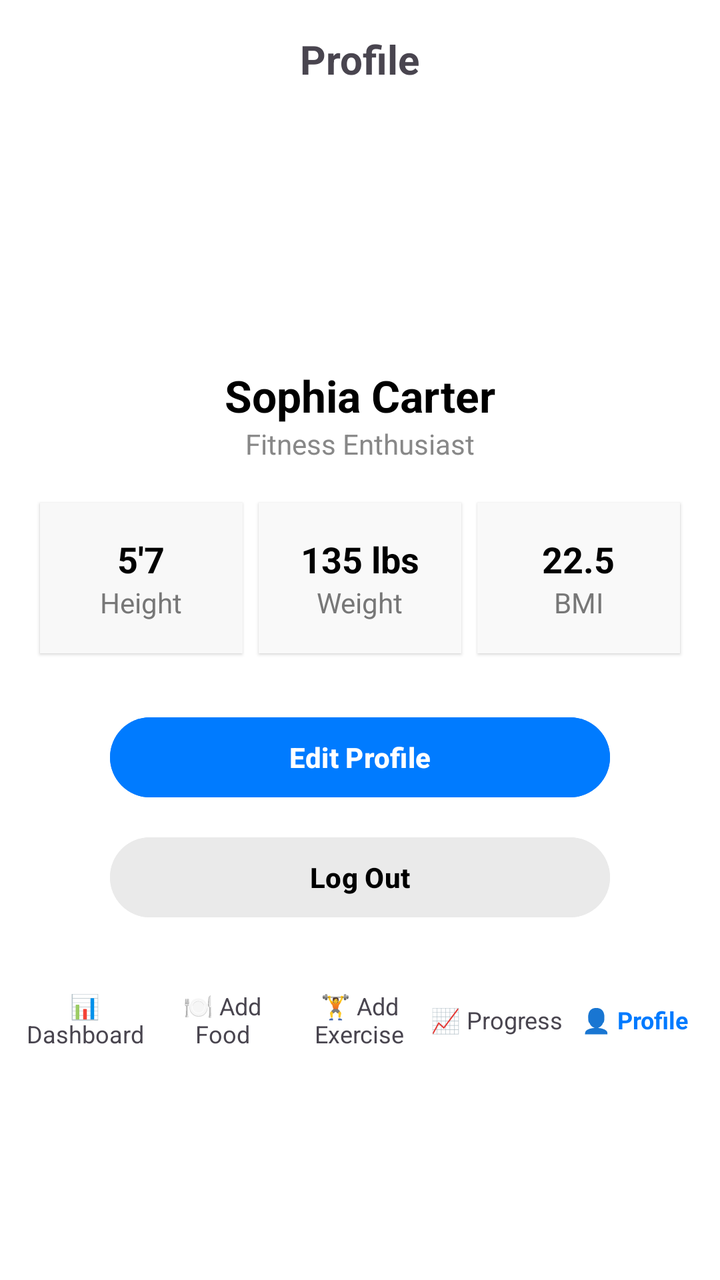
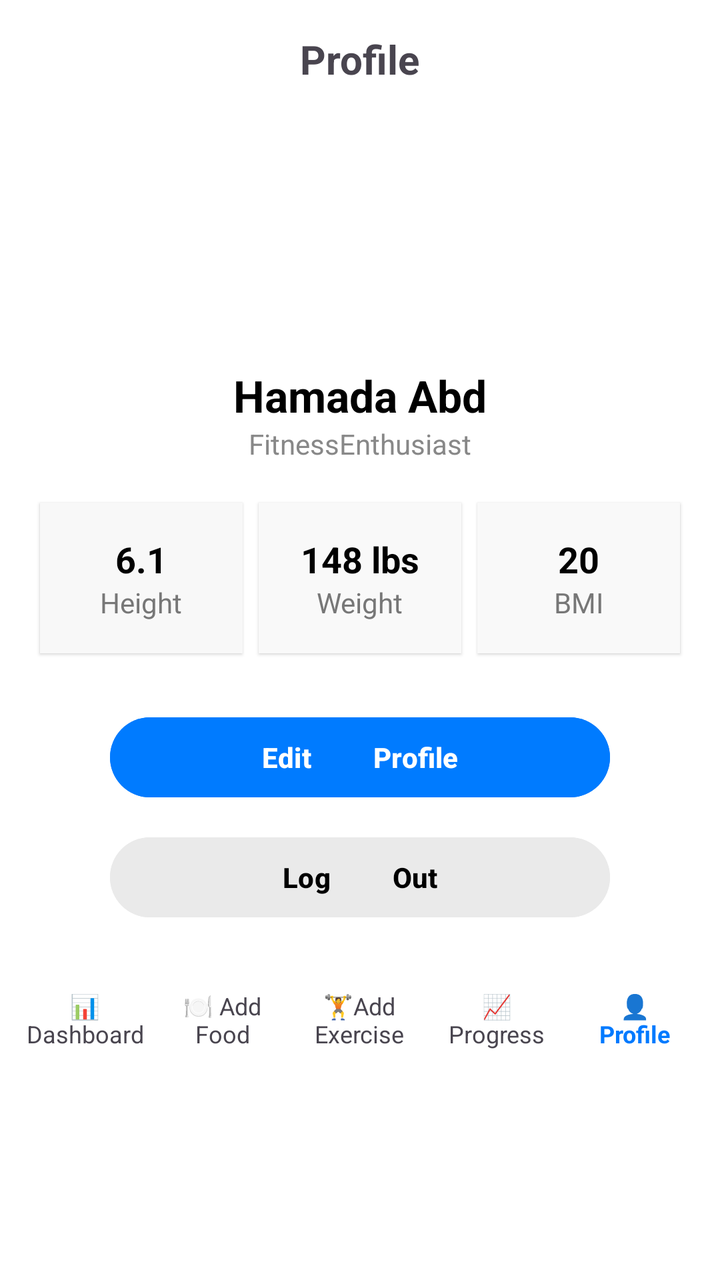

An Android layout rendered at two revisions. The XML below is the earlier revision; the diff shows what the commit changed to produce the second picture.
<!-- AndroidManifest.xml: application theme Theme.FinalHamada -->
<!-- res/layout/activity_profile.xml -->
<?xml version="1.0" encoding="utf-8"?>
<LinearLayout xmlns:android="http://schemas.android.com/apk/res/android"
    xmlns:app="http://schemas.android.com/apk/res-auto"
    android:orientation="vertical"
    android:background="#FFFFFF"
    android:gravity="center_horizontal"
    android:layout_width="match_parent"
    android:layout_height="match_parent"
    android:id="@+id/main">

    
    <RelativeLayout
        android:layout_width="match_parent"
        android:layout_height="wrap_content"
        android:padding="16dp">

        <TextView
            android:id="@+id/tvTitle"
            android:text="Profile"
            android:textSize="20sp"
            android:textStyle="bold"
            android:layout_centerHorizontal="true"
            android:layout_width="wrap_content"
            android:layout_height="wrap_content" />

        <ImageView
            android:id="@+id/btnSettings"
            android:layout_alignParentEnd="true"
            android:layout_width="24dp"
            android:layout_height="24dp" />
    </RelativeLayout>

    
    <ImageView
        android:id="@+id/imgProfile"
        android:layout_marginTop="16dp"
        android:layout_width="100dp"
        android:layout_height="100dp"
        android:scaleType="centerCrop"
        android:layout_gravity="center" />

    
    <TextView
        android:id="@+id/tvName"
        android:text="Sophia Carter"
        android:textStyle="bold"
        android:textSize="22sp"
        android:layout_marginTop="8dp"
        android:textColor="#000"
        android:layout_width="wrap_content"
        android:layout_height="wrap_content" />

    <TextView
        android:id="@+id/tvSubtitle"
        android:text="Fitness Enthusiast"
        android:textColor="#888"
        android:textSize="14sp"
        android:layout_marginBottom="16dp"
        android:layout_width="wrap_content"
        android:layout_height="wrap_content" />

    
    <LinearLayout
        android:orientation="horizontal"
        android:weightSum="3"
        android:gravity="center"
        android:layout_marginHorizontal="16dp"
        android:layout_width="match_parent"
        android:layout_height="wrap_content">

        <LinearLayout
            android:orientation="vertical"
            android:background="#F9F9F9"
            android:gravity="center"
            android:padding="16dp"
            android:layout_margin="4dp"
            android:layout_weight="1"
            android:layout_width="0dp"
            android:layout_height="wrap_content"
            android:backgroundTint="#F8F8F8"
            android:clipToOutline="true"
            android:elevation="1dp">

            <TextView
                android:text="5'7\"
            android:textStyle="bold"
            android:textSize="18sp"
            android:textColor="#000"
            android:layout_width="wrap_content"
            android:layout_height="wrap_content"/>

            <TextView
                android:text="Height"
                android:textColor="#777"
                android:textSize="14sp"
                android:layout_width="wrap_content"
                android:layout_height="wrap_content"/>
        </LinearLayout>

        <LinearLayout
            android:orientation="vertical"
            android:background="#F9F9F9"
            android:gravity="center"
            android:padding="16dp"
            android:layout_margin="4dp"
            android:layout_weight="1"
            android:layout_width="0dp"
            android:layout_height="wrap_content"
            android:elevation="1dp">

            <TextView
                android:text="135 lbs"
                android:textStyle="bold"
                android:textSize="18sp"
                android:textColor="#000"
                android:layout_width="wrap_content"
                android:layout_height="wrap_content"/>

            <TextView
                android:text="Weight"
                android:textColor="#777"
                android:textSize="14sp"
                android:layout_width="wrap_content"
                android:layout_height="wrap_content"/>
        </LinearLayout>

        <LinearLayout
            android:orientation="vertical"
            android:background="#F9F9F9"
            android:gravity="center"
            android:padding="16dp"
            android:layout_margin="4dp"
            android:layout_weight="1"
            android:layout_width="0dp"
            android:layout_height="wrap_content"
            android:elevation="1dp">

            <TextView
                android:text="22.5"
                android:textStyle="bold"
                android:textSize="18sp"
                android:textColor="#000"
                android:layout_width="wrap_content"
                android:layout_height="wrap_content"/>

            <TextView
                android:text="BMI"
                android:textColor="#777"
                android:textSize="14sp"
                android:layout_width="wrap_content"
                android:layout_height="wrap_content"/>
        </LinearLayout>
    </LinearLayout>

    
    <Button
        android:id="@+id/btnEditProfile"
        android:text="Edit Profile"
        android:textStyle="bold"
        android:textColor="#FFF"
        android:backgroundTint="#007BFF"
        android:layout_marginTop="24dp"
        android:layout_width="250dp"
        android:layout_height="wrap_content" />

    <Button
        android:id="@+id/btnLogout"
        android:text="Log Out"
        android:textStyle="bold"
        android:textColor="#000"
        android:backgroundTint="#EAEAEA"
        android:layout_marginTop="12dp"
        android:layout_width="250dp"
        android:layout_height="wrap_content" />

    
    <LinearLayout
        android:orientation="horizontal"
        android:gravity="center"
        android:background="#FFFFFF"
        android:weightSum="5"
        android:padding="8dp"
        android:layout_gravity="bottom"
        android:layout_marginTop="24dp"
        android:layout_width="match_parent"
        android:layout_height="wrap_content">

        <TextView
            android:text="📊 Dashboard"
            android:gravity="center"
            android:layout_weight="1"
            android:textSize="12sp"
            android:layout_width="0dp"
            android:layout_height="wrap_content"/>

        <TextView
            android:text="🍽 Add Food"
            android:gravity="center"
            android:layout_weight="1"
            android:textSize="12sp"
            android:layout_width="0dp"
            android:layout_height="wrap_content"/>

        <TextView
            android:text="🏋 Add Exercise"
            android:gravity="center"
            android:layout_weight="1"
            android:textSize="12sp"
            android:layout_width="0dp"
            android:layout_height="wrap_content"/>

        <TextView
            android:text="📈 Progress"
            android:gravity="center"
            android:layout_weight="1"
            android:textSize="12sp"
            android:layout_width="0dp"
            android:layout_height="wrap_content"/>

        <TextView
            android:text="👤 Profile"
            android:textStyle="bold"
            android:textColor="#007AFF"
            android:gravity="center"
            android:layout_weight="1"
            android:textSize="12sp"
            android:layout_width="0dp"
            android:layout_height="wrap_content"/>
    </LinearLayout>

</LinearLayout>
<!-- resources referenced by this layout -->
<resources>
  <style name="Theme.FinalHamada" parent="Base.Theme.FinalHamada" />
  <style name="Base.Theme.FinalHamada" parent="Theme.Material3.DayNight.NoActionBar">
          
          
      </style>
</resources>

<!-- the commit's change to res/layout/activity_profile.xml (unified diff, before → after) -->
@@ -1,231 +1,278 @@
-<?xml version="1.0" encoding="utf-8"?>
-<LinearLayout xmlns:android="http://schemas.android.com/apk/res/android"
-    xmlns:app="http://schemas.android.com/apk/res-auto"
-    android:orientation="vertical"
-    android:background="#FFFFFF"
-    android:gravity="center_horizontal"
-    android:layout_width="match_parent"
-    android:layout_height="match_parent"
-    android:id="@+id/main">
-
+<?xml version="1.0" ?>
+<LinearLayout
+    xmlns:ns0="http://schemas.android.com/apk/res/android"
+    ns0:orientation="vertical"
+    ns0:background="#FFFFFF"
+    ns0:gravity="center_horizontal"
+    ns0:layout_width="match_parent"
+    ns0:layout_height="match_parent"
+    ns0:id="@+id/main">
+    
     
     <RelativeLayout
-        android:layout_width="match_parent"
-        android:layout_height="wrap_content"
-        android:padding="16dp">
-
-        <TextView
-            android:id="@+id/tvTitle"
-            android:text="Profile"
-            android:textSize="20sp"
-            android:textStyle="bold"
-            android:layout_centerHorizontal="true"
-            android:layout_width="wrap_content"
-            android:layout_height="wrap_content" />
-
+        ns0:layout_width="match_parent"
+        ns0:layout_height="wrap_content"
+        ns0:padding="16dp">
+        
+        
+        <TextView
+            ns0:id="@+id/tvTitle"
+            ns0:text="Profile"
+            ns0:textSize="20sp"
+            ns0:textStyle="bold"
+            ns0:layout_centerHorizontal="true"
+            ns0:layout_width="wrap_content"
+            ns0:layout_height="wrap_content"/>
+        
+        
         <ImageView
-            android:id="@+id/btnSettings"
-            android:layout_alignParentEnd="true"
-            android:layout_width="24dp"
-            android:layout_height="24dp" />
+            ns0:id="@+id/btnSettings"
+            ns0:layout_alignParentEnd="true"
+            ns0:layout_width="24dp"
+            ns0:layout_height="24dp"/>
+        
+        
     </RelativeLayout>
-
+    
     
     <ImageView
-        android:id="@+id/imgProfile"
-        android:layout_marginTop="16dp"
-        android:layout_width="100dp"
-        android:layout_height="100dp"
-        android:scaleType="centerCrop"
-        android:layout_gravity="center" />
-
+        ns0:id="@+id/imgProfile"
+        ns0:layout_marginTop="16dp"
+        ns0:layout_width="100dp"
+        ns0:layout_height="100dp"
+        ns0:scaleType="centerCrop"
+        ns0:layout_gravity="center"/>
+    
     
     <TextView
-        android:id="@+id/tvName"
-        android:text="Sophia Carter"
-        android:textStyle="bold"
-        android:textSize="22sp"
-        android:layout_marginTop="8dp"
-        android:textColor="#000"
-        android:layout_width="wrap_content"
-        android:layout_height="wrap_content" />
-
+        ns0:id="@+id/tvName"
+        ns0:text="Hamada Abd"
+        ns0:textStyle="bold"
+        ns0:textSize="22sp"
+        ns0:layout_marginTop="8dp"
+        ns0:textColor="#000"
+        ns0:layout_width="wrap_content"
+        ns0:layout_height="wrap_content"/>
+    
+    
     <TextView
-        android:id="@+id/tvSubtitle"
-        android:text="Fitness Enthusiast"
-        android:textColor="#888"
-        android:textSize="14sp"
-        android:layout_marginBottom="16dp"
-        android:layout_width="wrap_content"
-        android:layout_height="wrap_content" />
-
+        ns0:id="@+id/tvSubtitle"
+        ns0:text="FitnessEnthusiast"
+        ns0:textColor="#888"
+        ns0:textSize="14sp"
+        ns0:layout_marginBottom="16dp"
+        ns0:layout_width="wrap_content"
+        ns0:layout_height="wrap_content"/>
+    
     
     <LinearLayout
-        android:orientation="horizontal"
-        android:weightSum="3"
-        android:gravity="center"
-        android:layout_marginHorizontal="16dp"
-        android:layout_width="match_parent"
-        android:layout_height="wrap_content">
-
+        ns0:orientation="horizontal"
+        ns0:weightSum="3"
+        ns0:gravity="center"
+        ns0:layout_marginHorizontal="16dp"
+        ns0:layout_width="match_parent"
+        ns0:layout_height="wrap_content">
+        
+        
         <LinearLayout
-            android:orientation="vertical"
-            android:background="#F9F9F9"
-            android:gravity="center"
-            android:padding="16dp"
-            android:layout_margin="4dp"
-            android:layout_weight="1"
-            android:layout_width="0dp"
-            android:layout_height="wrap_content"
-            android:backgroundTint="#F8F8F8"
-            android:clipToOutline="true"
-            android:elevation="1dp">
-
-            <TextView
-                android:text="5'7\"
-            android:textStyle="bold"
-            android:textSize="18sp"
-            android:textColor="#000"
-            android:layout_width="wrap_content"
-            android:layout_height="wrap_content"/>
-
-            <TextView
-                android:text="Height"
-                android:textColor="#777"
-                android:textSize="14sp"
-                android:layout_width="wrap_content"
-                android:layout_height="wrap_content"/>
+            ns0:orientation="vertical"
+            ns0:background="#F9F9F9"
+            ns0:gravity="center"
+            ns0:padding="16dp"
+            ns0:layout_margin="4dp"
+            ns0:layout_weight="1"
+            ns0:layout_width="0dp"
+            ns0:layout_height="wrap_content"
+            ns0:backgroundTint="#F8F8F8"
+            ns0:clipToOutline="true"
+            ns0:elevation="1dp">
+            
+            
+            <TextView
+                ns0:text="6.1\"
+                ns0:textStyle="bold"
+                ns0:textSize="18sp"
+                ns0:textColor="#000"
+                ns0:layout_width="wrap_content"
+                ns0:layout_height="wrap_content"
+                ns0:id="@+id/tvN57"/>
+            
+            
+            <TextView
+                ns0:text="Height"
+                ns0:textColor="#777"
+                ns0:textSize="14sp"
+                ns0:layout_width="wrap_content"
+                ns0:layout_height="wrap_content"
+                ns0:id="@+id/tvHeight"/>
+            
+            
         </LinearLayout>
-
+        
+        
         <LinearLayout
-            android:orientation="vertical"
-            android:background="#F9F9F9"
-            android:gravity="center"
-            android:padding="16dp"
-            android:layout_margin="4dp"
-            android:layout_weight="1"
-            android:layout_width="0dp"
-            android:layout_height="wrap_content"
-            android:elevation="1dp">
-
-            <TextView
-                android:text="135 lbs"
-                android:textStyle="bold"
-                android:textSize="18sp"
-                android:textColor="#000"
-                android:layout_width="wrap_content"
-                android:layout_height="wrap_content"/>
-
-            <TextView
-                android:text="Weight"
-                android:textColor="#777"
-                android:textSize="14sp"
-                android:layout_width="wrap_content"
-                android:layout_height="wrap_content"/>
+            ns0:orientation="vertical"
+            ns0:background="#F9F9F9"
+            ns0:gravity="center"
+            ns0:padding="16dp"
+            ns0:layout_margin="4dp"
+            ns0:layout_weight="1"
+            ns0:layout_width="0dp"
+            ns0:layout_height="wrap_content"
+            ns0:elevation="1dp">
+            
+            
+            <TextView
+                ns0:text="148 lbs"
+                ns0:textStyle="bold"
+                ns0:textSize="18sp"
+                ns0:textColor="#000"
+                ns0:layout_width="wrap_content"
+                ns0:layout_height="wrap_content"
+                ns0:id="@+id/tvN135Lbs"/>
+            
+            
+            <TextView
+                ns0:text="Weight"
+                ns0:textColor="#777"
+                ns0:textSize="14sp"
+                ns0:layout_width="wrap_content"
+                ns0:layout_height="wrap_content"
+                ns0:id="@+id/tvWeight"/>
+            
+            
         </LinearLayout>
-
+        
+        
         <LinearLayout
-            android:orientation="vertical"
-            android:background="#F9F9F9"
-            android:gravity="center"
-            android:padding="16dp"
-            android:layout_margin="4dp"
-            android:layout_weight="1"
-            android:layout_width="0dp"
-            android:layout_height="wrap_content"
-            android:elevation="1dp">
-
-            <TextView
-                android:text="22.5"
-                android:textStyle="bold"
-                android:textSize="18sp"
-                android:textColor="#000"
-                android:layout_width="wrap_content"
-                android:layout_height="wrap_content"/>
-
-            <TextView
-                android:text="BMI"
-                android:textColor="#777"
-                android:textSize="14sp"
-                android:layout_width="wrap_content"
-                android:layout_height="wrap_content"/>
+            ns0:orientation="vertical"
+            ns0:background="#F9F9F9"
+            ns0:gravity="center"
+            ns0:padding="16dp"
+            ns0:layout_margin="4dp"
+            ns0:layout_weight="1"
+            ns0:layout_width="0dp"
+            ns0:layout_height="wrap_content"
+            ns0:elevation="1dp">
+            
+            
+            <TextView
+                ns0:text="20"
+                ns0:textStyle="bold"
+                ns0:textSize="18sp"
+                ns0:textColor="#000"
+                ns0:layout_width="wrap_content"
+                ns0:layout_height="wrap_content"
+                ns0:id="@+id/tvN225"/>
+            
+            
+            <TextView
+                ns0:text="BMI"
+                ns0:textColor="#777"
+                ns0:textSize="14sp"
+                ns0:layout_width="wrap_content"
+                ns0:layout_height="wrap_content"
+                ns0:id="@+id/tvBmi"/>
+            
+            
         </LinearLayout>
+        
+        
     </LinearLayout>
-
+    
     
     <Button
-        android:id="@+id/btnEditProfile"
-        android:text="Edit Profile"
-        android:textStyle="bold"
-        android:textColor="#FFF"
-        android:backgroundTint="#007BFF"
-        android:layout_marginTop="24dp"
-        android:layout_width="250dp"
-        android:layout_height="wrap_content" />
-
+        ns0:id="@+id/btnEditProfile"
+        ns0:text="Edit
+        Profile"
+        ns0:textStyle="bold"
+        ns0:textColor="#FFF"
+        ns0:backgroundTint="#007BFF"
+        ns0:layout_marginTop="24dp"
+        ns0:layout_width="250dp"
+        ns0:layout_height="wrap_content"/>
+    
+    
     <Button
-        android:id="@+id/btnLogout"
-        android:text="Log Out"
-        android:textStyle="bold"
-        android:textColor="#000"
-        android:backgroundTint="#EAEAEA"
-        android:layout_marginTop="12dp"
-        android:layout_width="250dp"
-        android:layout_height="wrap_content" />
-
+        ns0:id="@+id/btnLogout"
+        ns0:text="Log
+        Out"
+        ns0:textStyle="bold"
+        ns0:textColor="#000"
+        ns0:backgroundTint="#EAEAEA"
+        ns0:layout_marginTop="12dp"
+        ns0:layout_width="250dp"
+        ns0:layout_height="wrap_content"/>
+    
     
     <LinearLayout
-        android:orientation="horizontal"
-        android:gravity="center"
-        android:background="#FFFFFF"
-        android:weightSum="5"
-        android:padding="8dp"
-        android:layout_gravity="bottom"
-        android:layout_marginTop="24dp"
-        android:layout_width="match_parent"
-        android:layout_height="wrap_content">
-
-        <TextView
-            android:text="📊 Dashboard"
-            android:gravity="center"
-            android:layout_weight="1"
-            android:textSize="12sp"
-            android:layout_width="0dp"
-            android:layout_height="wrap_content"/>
-
-        <TextView
-            android:text="🍽 Add Food"
-            android:gravity="center"
-            android:layout_weight="1"
-            android:textSize="12sp"
-            android:layout_width="0dp"
-            android:layout_height="wrap_content"/>
-
-        <TextView
-            android:text="🏋 Add Exercise"
-            android:gravity="center"
-            android:layout_weight="1"
-            android:textSize="12sp"
-            android:layout_width="0dp"
-            android:layout_height="wrap_content"/>
-
-        <TextView
-            android:text="📈 Progress"
-            android:gravity="center"
-            android:layout_weight="1"
-            android:textSize="12sp"
-            android:layout_width="0dp"
-            android:layout_height="wrap_content"/>
-
-        <TextView
-            android:text="👤 Profile"
-            android:textStyle="bold"
-            android:textColor="#007AFF"
-            android:gravity="center"
-            android:layout_weight="1"
-            android:textSize="12sp"
-            android:layout_width="0dp"
-            android:layout_height="wrap_content"/>
+        ns0:orientation="horizontal"
+        ns0:gravity="center"
+        ns0:background="#FFFFFF"
+        ns0:weightSum="5"
+        ns0:padding="8dp"
+        ns0:layout_gravity="bottom"
+        ns0:layout_marginTop="24dp"
+        ns0:layout_width="match_parent"
+        ns0:layout_height="wrap_content">
+        
+        
+        <TextView
+            ns0:text="📊
+            Dashboard"
+            ns0:gravity="center"
+            ns0:layout_weight="1"
+            ns0:textSize="12sp"
+            ns0:layout_width="0dp"
+            ns0:layout_height="wrap_content"
+            ns0:id="@+id/tvDashboard"/>
+        
+        
+        <TextView
+            ns0:text="🍽 Add  Food"
+            ns0:gravity="center"
+            ns0:layout_weight="1"
+            ns0:textSize="12sp"
+            ns0:layout_width="0dp"
+            ns0:layout_height="wrap_content"
+            ns0:id="@+id/tvAddFood"/>
+        
+        
+        <TextView
+            ns0:text="🏋Add Exercise"
+            ns0:gravity="center"
+            ns0:layout_weight="1"
+            ns0:textSize="12sp"
+            ns0:layout_width="0dp"
+            ns0:layout_height="wrap_content"
+            ns0:id="@+id/tvAddExercise"/>
+        
+        
+        <TextView
+            ns0:text="📈
+            Progress"
+            ns0:gravity="center"
+            ns0:layout_weight="1"
+            ns0:textSize="12sp"
+            ns0:layout_width="0dp"
+            ns0:layout_height="wrap_content"
+            ns0:id="@+id/tvProgress"/>
+        
+        
+        <TextView
+            ns0:text="👤
+              Profile"
+            ns0:textStyle="bold"
+            ns0:textColor="#007AFF"
+            ns0:gravity="center"
+            ns0:layout_weight="1"
+            ns0:textSize="12sp"
+            ns0:layout_width="0dp"
+            ns0:layout_height="wrap_content"
+            ns0:id="@+id/tvProfile"/>
+        
+        
     </LinearLayout>
-
+    
+    
 </LinearLayout>
